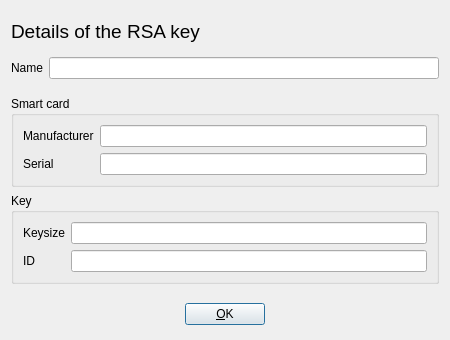
Old version of the form ui/ScardDetail.ui in the repository chris2511/xca.
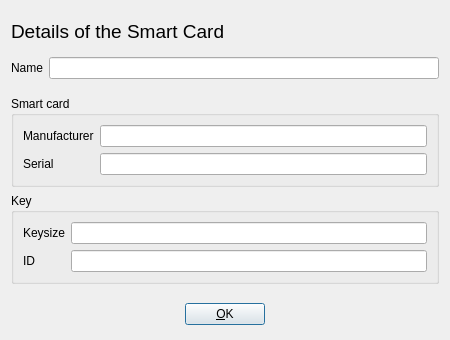
New version of the form.

Commit message: add token ID for smart cards

Patch:
```diff
--- a/ui/ScardDetail.ui
+++ b/ui/ScardDetail.ui
@@ -36,7 +36,7 @@
         </font>
        </property>
        <property name="text">
-        <string>Details of the RSA key</string>
+        <string>Details of the Smart Card</string>
        </property>
       </widget>
      </item>
```
The commit also changes 4 other files.
